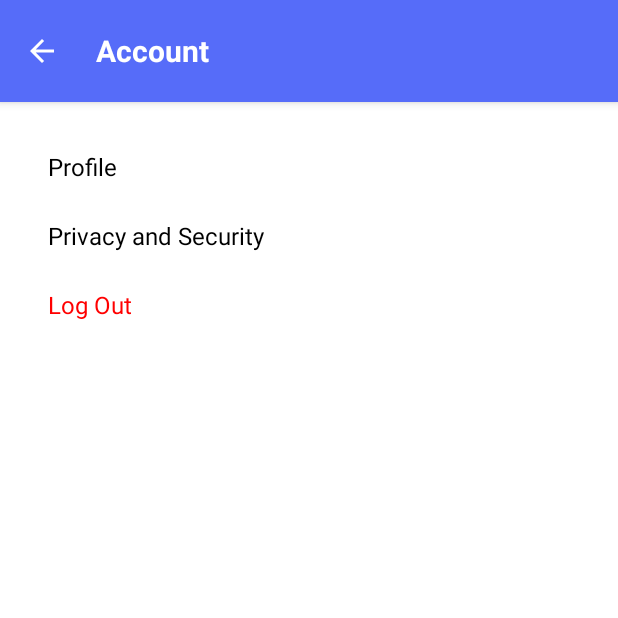
After one commit to Cyg-ni/sarisarimaximus, an Android app built with Jetpack Compose: the SettingsAccountActivity screen opened directly, with no data from a screen before it, on a phone screen of 412 x 824 dp, the top half of it. The commit adds this screen. Run offline under Robolectric (Android 15) with nearby library versions, the phone set to English and light mode, and no system bars.

Commit message:
Added additional .xml and .kt files for the settings page

```diff
--- a/app/src/main/java/com/example/sarisarisales/LoginActivity.kt
+++ b/app/src/main/java/com/example/sarisarisales/LoginActivity.kt
@@ -10,10 +10,5 @@ class LoginActivity : AppCompatActivity() {
         super.onCreate(savedInstanceState)
         setContentView(R.layout.activity_login)
 
-         // auto-navigate to SettingsActivity after 1 second (for testing)
-         // Handler(mainLooper).postDelayed({
-             // startActivity(Intent(this, SettingsActivity::class.java))
-            // finish() // TO CHECK IF BUTTON IS WORKING
-       // }  , 1000)
     }
  }
--- /dev/null
+++ b/app/src/main/java/com/example/sarisarisales/SettingsAccountActivity.kt
@@ -0,0 +1,28 @@
+package com.example.sarisarisales
+
+import android.content.Intent
+import android.os.Bundle
+import android.widget.ImageButton
+import android.widget.LinearLayout
+import androidx.appcompat.app.AppCompatActivity
+
+class SettingsAccountActivity : AppCompatActivity() {
+
+    override fun onCreate(savedInstanceState: Bundle?) {
+        super.onCreate(savedInstanceState)
+        setContentView(R.layout.activity_settings_account)
+
+        // 🔹 Top bar buttons
+        val btnBack: ImageButton = findViewById(R.id.btnBack)
+        val btnLogOut: LinearLayout = findViewById(R.id.btnLogOut)
+
+        btnBack.setOnClickListener {
+            startActivity(Intent(this, SettingsActivity::class.java))
+        }
+
+        btnLogOut.setOnClickListener {
+             startActivity(Intent(this, LoginActivity::class.java))
+         }
+
+        }
+    }
--- /dev/null
+++ b/app/src/main/res/drawable/outline_alarm_smart_wake_24.xml
@@ -0,0 +1,5 @@
+<vector xmlns:android="http://schemas.android.com/apk/res/android" android:height="24dp" android:tint="#000000" android:viewportHeight="960" android:viewportWidth="960" android:width="24dp">
+
+    <path android:fillColor="@android:color/white" android:pathData="M320,560Q337,560 348.5,548.5Q360,537 360,520Q360,503 348.5,491.5Q337,480 320,480Q303,480 291.5,491.5Q280,503 280,520Q280,537 291.5,548.5Q303,560 320,560ZM480,560Q497,560 508.5,548.5Q520,537 520,520Q520,503 508.5,491.5Q497,480 480,480Q463,480 451.5,491.5Q440,503 440,520Q440,537 451.5,548.5Q463,560 480,560ZM640,560Q657,560 668.5,548.5Q680,537 680,520Q680,503 668.5,491.5Q657,480 640,480Q623,480 611.5,491.5Q600,503 600,520Q600,537 611.5,548.5Q623,560 640,560ZM480,880Q405,880 339.5,851.5Q274,823 225.5,774.5Q177,726 148.5,660.5Q120,595 120,520Q120,445 148.5,379.5Q177,314 225.5,265.5Q274,217 339.5,188.5Q405,160 480,160Q555,160 620.5,188.5Q686,217 734.5,265.5Q783,314 811.5,379.5Q840,445 840,520Q840,595 811.5,660.5Q783,726 734.5,774.5Q686,823 620.5,851.5Q555,880 480,880ZM480,520Q480,520 480,520Q480,520 480,520Q480,520 480,520Q480,520 480,520Q480,520 480,520Q480,520 480,520Q480,520 480,520Q480,520 480,520ZM224,94L280,150L110,320L54,264L224,94ZM736,94L906,264L850,320L680,150L736,94ZM480,800Q597,800 678.5,718.5Q760,637 760,520Q760,403 678.5,321.5Q597,240 480,240Q363,240 281.5,321.5Q200,403 200,520Q200,637 281.5,718.5Q363,800 480,800Z"/>
+
+</vector>
--- /dev/null
+++ b/app/src/main/res/layout/activity_settings_account.xml
@@ -0,0 +1,115 @@
+<?xml version="1.0" encoding="utf-8"?>
+<androidx.coordinatorlayout.widget.CoordinatorLayout
+    xmlns:android="http://schemas.android.com/apk/res/android"
+    xmlns:app="http://schemas.android.com/apk/res-auto"
+    xmlns:tools="http://schemas.android.com/tools"
+    android:layout_width="match_parent"
+    android:layout_height="match_parent"
+    android:background="@color/blue"
+    tools:context=".SettingsAccountActivity">
+
+    <!-- 🔹 Top Bar -->
+    <LinearLayout
+        android:id="@+id/topBar"
+        android:layout_width="match_parent"
+        android:layout_height="68dp"
+        android:background="@color/blue"
+        android:elevation="4dp"
+        android:gravity="center_vertical"
+        android:orientation="horizontal"
+        android:padding="8dp">
+
+        <ImageButton
+            android:id="@+id/btnBack"
+            android:layout_width="40dp"
+            android:layout_height="40dp"
+            android:background="?attr/selectableItemBackgroundBorderless"
+            android:contentDescription="Back"
+            android:src="@drawable/ic_arrow_back"
+            app:tint="@color/white" />
+
+        <TextView
+            android:id="@+id/titleText"
+            android:layout_width="wrap_content"
+            android:layout_height="wrap_content"
+            android:gravity="center"
+            android:text="Account"
+            android:textColor="@color/white"
+            android:textSize="20sp"
+            android:textStyle="bold"
+            android:layout_marginStart="16dp" />
+    </LinearLayout>
+
+    <!-- 🔹 Content -->
+    <ScrollView
+        android:layout_width="match_parent"
+        android:layout_height="match_parent"
+        android:layout_marginTop="68dp"
+        android:background="@color/white"
+        android:padding="20dp">
+
+        <LinearLayout
+            android:layout_width="match_parent"
+            android:layout_height="wrap_content"
+            android:orientation="vertical">
+
+            <!-- Profile -->
+            <LinearLayout
+                android:id="@+id/btnProfile"
+                android:layout_width="match_parent"
+                android:layout_height="wrap_content"
+                android:background="?attr/selectableItemBackground"
+                android:clickable="true"
+                android:focusable="true"
+                android:gravity="center_vertical"
+                android:orientation="horizontal"
+                android:padding="12dp">
+                <TextView
+                    android:layout_width="wrap_content"
+                    android:layout_height="wrap_content"
+                    android:text="Profile"
+                    android:textColor="@color/black"
+                    android:textSize="16sp" />
+            </LinearLayout>
+
+            <!-- Privacy -->
+            <LinearLayout
+                android:id="@+id/btnPrivacySecurity"
+                android:layout_width="match_parent"
+                android:layout_height="wrap_content"
+                android:orientation="horizontal"
+                android:gravity="center_vertical"
+                android:padding="12dp"
+                android:background="?attr/selectableItemBackground"
+                android:clickable="true"
+                android:focusable="true">
+                <TextView
+                    android:layout_width="wrap_content"
+                    android:layout_height="wrap_content"
+                    android:text="Privacy and Security"
+                    android:textColor="@color/black"
+                    android:textSize="16sp" />
+            </LinearLayout>
+
+            <!-- Log Out -->
+            <LinearLayout
+                android:id="@+id/btnLogOut"
+                android:layout_width="match_parent"
+                android:layout_height="wrap_content"
+                android:orientation="horizontal"
+                android:gravity="center_vertical"
+                android:padding="12dp"
+                android:background="?attr/selectableItemBackground"
+                android:clickable="true"
+                android:focusable="true">
+                <TextView
+                    android:layout_width="wrap_content"
+                    android:layout_height="wrap_content"
+                    android:text="Log Out"
+                    android:textColor="@color/red"
+                    android:textSize="16sp" />
+            </LinearLayout>
+
+        </LinearLayout>
+    </ScrollView>
+</androidx.coordinatorlayout.widget.CoordinatorLayout>
--- a/app/src/main/res/layout/activity_weekly_transactions.xml
+++ b/app/src/main/res/layout/activity_weekly_transactions.xml
@@ -61,9 +61,7 @@
             android:orientation="vertical"
             android:gravity="center_horizontal">
 
-            <!-- 📊 Daily Chart (white background only for charts) -->
 
-            <!-- 📈 Comparison Chart -->
             <LinearLayout
                 android:layout_width="match_parent"
                 android:layout_height="wrap_content"
@@ -103,6 +101,7 @@
             </LinearLayout>
 
             <!-- 🟦 Summary Button -->
+
             <com.google.android.material.button.MaterialButton
                 android:id="@+id/btnSummary"
                 style="@style/Widget.Material3.Button.TonalButton"
@@ -112,7 +111,7 @@
                 android:text="Summary"
                 android:textColor="@color/black"
                 app:backgroundTint="@color/white"
-                app:cornerRadius="1dp"/>
+                app:cornerRadius="1dp" />
 
             <include
                 android:id="@+id/summaryLayout"
--- a/app/src/main/res/layout/layout_transaction_history.xml
+++ b/app/src/main/res/layout/layout_transaction_history.xml
@@ -10,7 +10,6 @@
     app:cardCornerRadius="4dp"
     app:cardBackgroundColor="@color/white"
     android:layout_marginTop="-20dp">
-
 
     <LinearLayout
         android:layout_width="match_parent"
--- a/app/src/main/res/values/colors.xml
+++ b/app/src/main/res/values/colors.xml
@@ -13,6 +13,7 @@
     <color name="secondary">#03DAC5</color>
     <color name="gray">#E0E0E0</color>
     <color name="blue">#566CF9</color>
+    <color name="red">#FF0000</color>
 
     <color name="colorPrimaryDark">#6275A3</color>
     <color name="colorPrimaryLight">#B0BCE1</color>
```
Also changed, not shown: app/src/main/AndroidManifest.xml (+20 -0 lines), app/src/main/java/com/example/sarisarisales/SettingsActivity.kt (+38 -12 lines), app/src/main/java/com/example/sarisarisales/SettingsAppearanceActivity.kt (added, +24 -0 lines), app/src/main/java/com/example/sarisarisales/SettingsHelpActivity.kt (added, +24 -0 lines), app/src/main/java/com/example/sarisarisales/SettingsNotificationsActivity.kt (added, +24 -0 lines), app/src/main/res/layout/activity_settings.xml (+11 -10 lines), app/src/main/res/layout/activity_settings_appearance.xml (added, +97 -0 lines), app/src/main/res/layout/activity_settings_help.xml (added, +117 -0 lines), app/src/main/res/layout/activity_settings_notifications.xml (added, +96 -0 lines).
